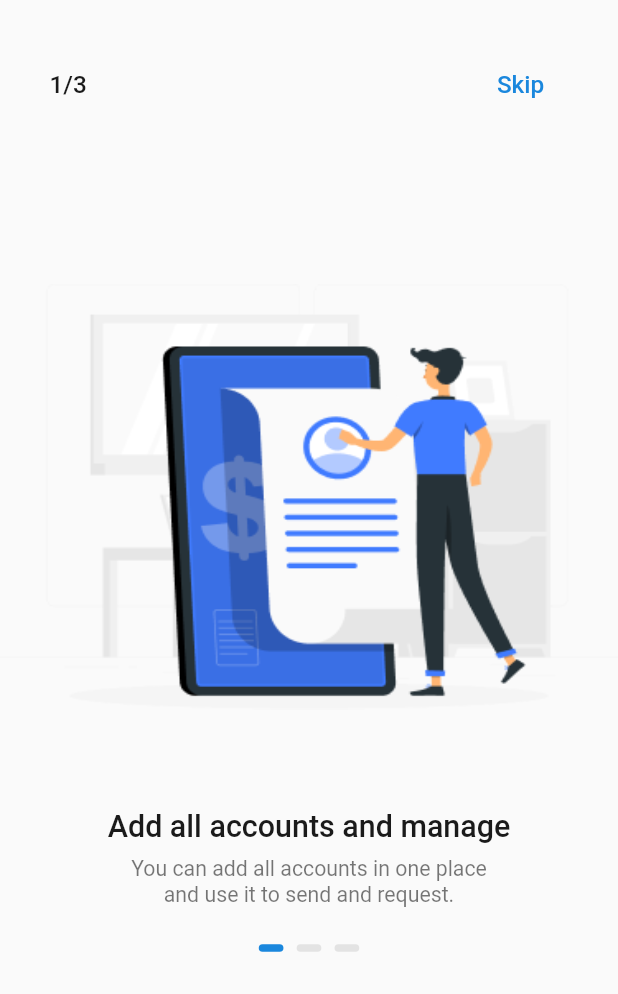
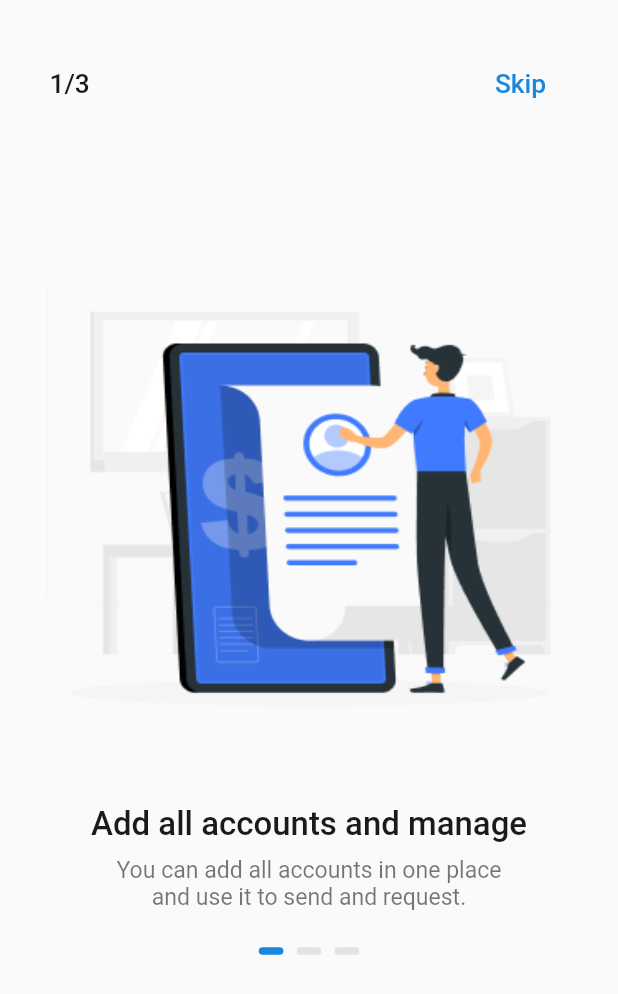
Before and after one commit to Josepaul2k01/secure-trans, a Flutter app: the screen it shows after launch, on a phone screen of 412 x 824 dp. Shown: the top 994 px of the screen. Run offline on Flutter 3.47's test engine with Material 2 defaults, Android fonts, the phone set to English and light mode, and no system bars; our stand-ins replace cloud_firestore, firebase_auth, firebase_core, flutter_screenutil, flutter_svg, get and 1 more; accounts and stored records are empty; Roboto replaces fonts that are missing (SF-Pro-Rounded).

Commit message:
first commit

```diff
--- a/lib/main.dart
+++ b/lib/main.dart
@@ -19,12 +19,11 @@ class MyApp extends StatelessWidget {
 
   @override
   Widget build(BuildContext context) {
-    return ScreenUtilInit(
-      designSize: const Size(375, 812),
-      minTextAdapt: true,
-      splitScreenMode: true,
-      builder: (_) => MaterialApp(
-        useInheritedMediaQuery: true,
+    return  Builder(builder:(ctx){
+      ScreenUtil.init(ctx,designSize: Size(375, 812));
+      return MaterialApp(
+
+        //useInheritedMediaQuery: true,
         debugShowCheckedModeBanner: false,
         title: 'Secure Trans',
         theme: ThemeData(
@@ -43,7 +42,8 @@ class MyApp extends StatelessWidget {
           fontFamily: 'SF-Pro-Rounded',
         ),
         home:SplashScreen(),
-      ),
+      );
+    }
     );
   }
 }
--- a/pubspec.yaml
+++ b/pubspec.yaml
@@ -30,8 +30,8 @@ dependencies:
   flutter:
     sdk: flutter
   flutter_screenutil: ^5.4.0+1
-  flutter_svg: ^1.0.3
-  intl: ^0.17.0
+  flutter_svg: ^2.0.7
+  intl: ^0.18.1
 
 
   # The following adds the Cupertino Icons font to your application.
@@ -52,7 +52,7 @@ dev_dependencies:
   # activated in the `analysis_options.yaml` file located at the root of your
   # package. See that file for information about deactivating specific lint
   # rules and activating additional ones.
-  flutter_lints: ^1.0.0
+  flutter_lints: ^2.0.1
 
 # For information on the generic Dart part of this file, see the
 # following page: https://dart.dev/tools/pub/pubspec
```
Also changed, not shown: pubspec.lock, 1 other file.
